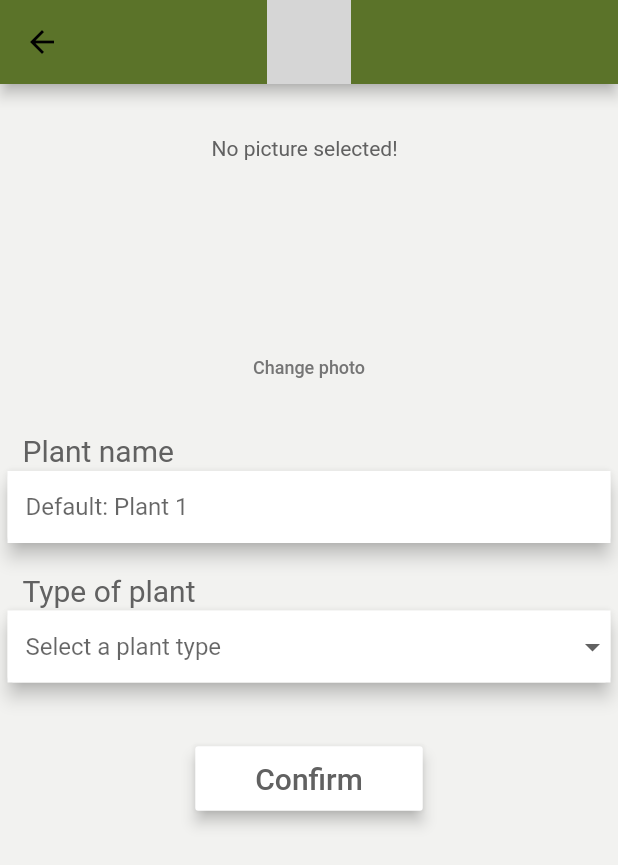
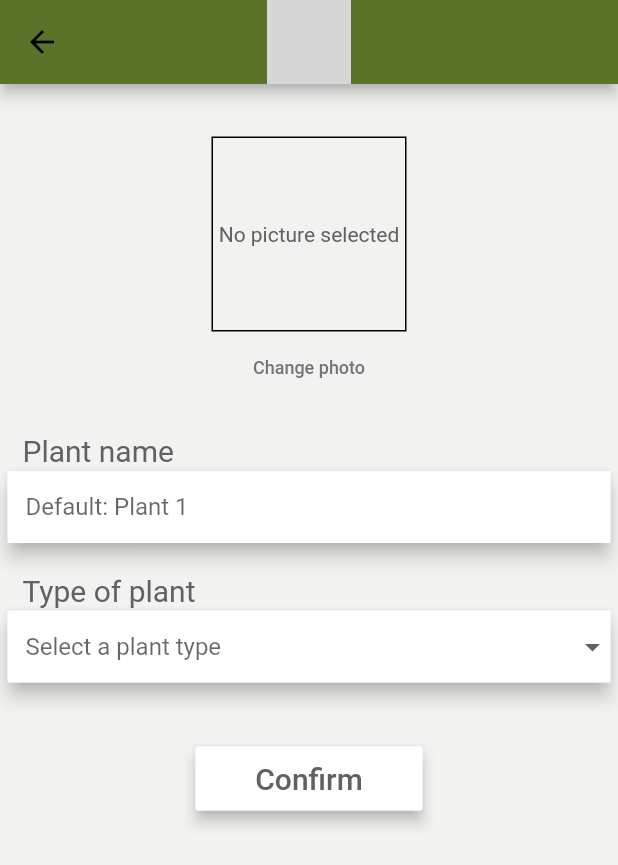
Before and after one commit to nip009/water_plant, a Flutter app: the AddNewPlant screen opened directly with empty values, on a phone screen of 412 x 824 dp. Shown: the top 865 px of the screen. Run offline on Flutter 3.47's test engine with Material 2 defaults, Android fonts, the phone set to English and light mode, and no system bars; our stand-ins replace country_code_picker, image_picker; missing offline and left inert: custom_navigator; grey boxes are pictures that could not be loaded.

Commit message:
Minor tweaks to image display in add plant

```diff
--- a/lib/src/screens/tank_overview/components/add_new_plant.dart
+++ b/lib/src/screens/tank_overview/components/add_new_plant.dart
@@ -45,15 +45,28 @@ class _AddNewPlantState extends State<AddNewPlant> {
   Widget displaySelectedFile(File file) {
     return Container(
       alignment: Alignment.center,
-      child: new SizedBox(
+      child: GestureDetector(
+        onTap: () async => await imageSelectorGallery(),
+        child: Container(
+          decoration: BoxDecoration(
+            border: Border.all(
+              width: 1,
+            ),
+          ),
           height: 130.0,
           width: 130.0,
           child: file == null
-            ? Text('No picture selected!')
+              ? Align(
+                  alignment: Alignment.center,
+                  child: Text(
+                    'No picture selected',
+                  ),
+                )
               : Image.file(
                   file,
                   cacheHeight: 130,
                   cacheWidth: 130,
+                ),
         ),
       ),
     );
@@ -201,7 +214,8 @@ class _AddNewPlantState extends State<AddNewPlant> {
                           builder: (BuildContext context) => AlertDialog(
                             content: Container(
                               width: 200,
-                                child: Text('Please select a plant type')),
+                              child: Text('Please select a plant type'),
+                            ),
                             actionsPadding: EdgeInsets.symmetric(
                               horizontal: 100,
                             ),
```
Lines whose indentation alone changed are shown as unchanged.
